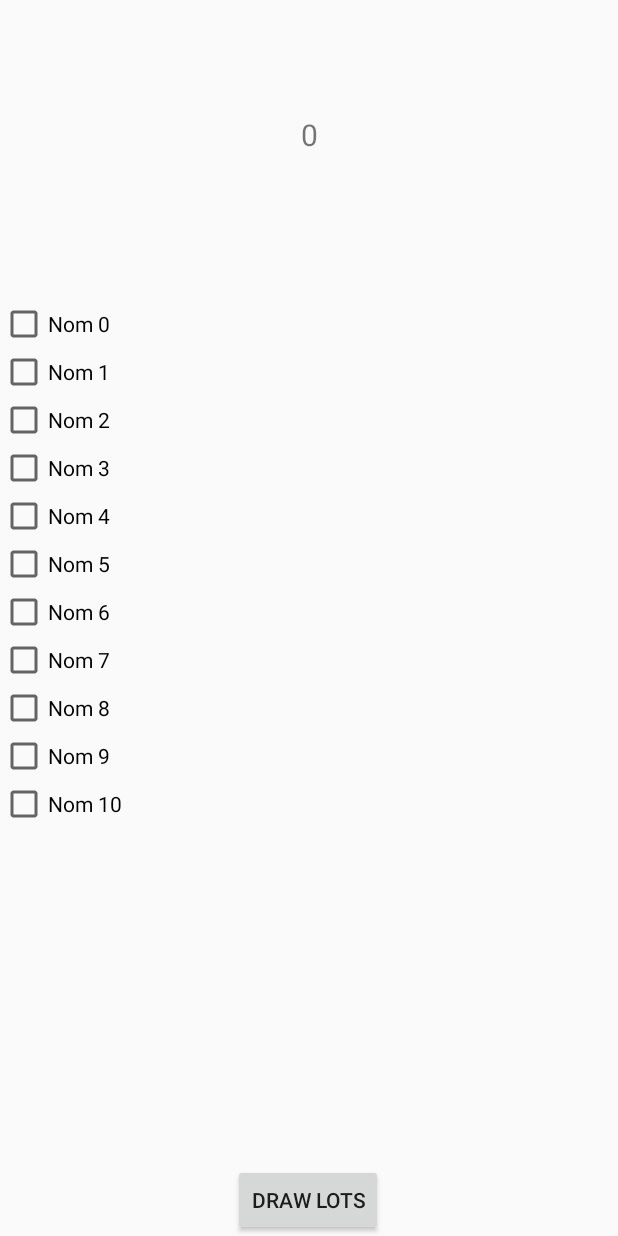
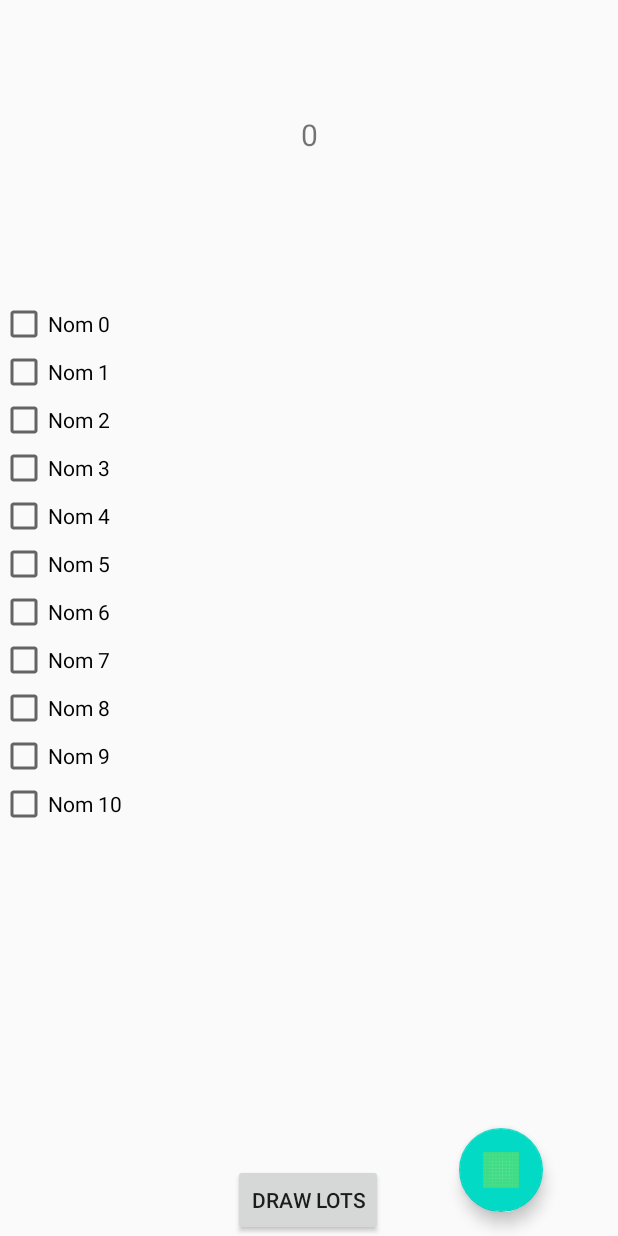
Before and after one commit to Liscare/RandomTeams, an Android app: the PlayersList screen opened through its navigation route, on a phone screen of 412 x 824 dp. Run offline under Robolectric (Android 15) with nearby library versions, the phone set to English and light mode, and no system bars.

Commit message:
New fragment to edit a player

```diff
--- a/app/build.gradle
+++ b/app/build.gradle
@@ -11,7 +11,7 @@ android {
         minSdkVersion 16
         targetSdkVersion 28
         versionCode 1
-        versionName "1.0"
+        versionName "Alpha-0.1"
 
         testInstrumentationRunner "androidx.test.runner.AndroidJUnitRunner"
     }
@@ -41,6 +41,9 @@ dependencies {
     implementation 'androidx.navigation:navigation-fragment-ktx:2.3.1'
     implementation 'androidx.navigation:navigation-ui-ktx:2.3.1'
     implementation "androidx.recyclerview:recyclerview:1.1.0"
+    implementation 'androidx.legacy:legacy-support-v4:1.0.0'
+    implementation 'androidx.lifecycle:lifecycle-extensions:2.1.0'
+    implementation 'androidx.lifecycle:lifecycle-viewmodel-ktx:2.1.0'
     testImplementation 'junit:junit:4.12'
     androidTestImplementation 'androidx.test.ext:junit:1.1.2'
     androidTestImplementation 'androidx.test.espresso:espresso-core:3.3.0'
--- a/app/src/main/java/com/liscare/android/randomteams/PlayersList.kt
+++ b/app/src/main/java/com/liscare/android/randomteams/PlayersList.kt
@@ -7,16 +7,26 @@ import android.view.ViewGroup
 import android.widget.Button
 import android.widget.TextView
 import androidx.fragment.app.Fragment
+import androidx.fragment.app.activityViewModels
 import androidx.navigation.fragment.findNavController
 import androidx.recyclerview.widget.LinearLayoutManager
 import androidx.recyclerview.widget.RecyclerView
+import com.google.android.material.floatingactionbutton.FloatingActionButton
 
-class PlayersList() : Fragment() {
+/**
+ * Fragment displaying all players
+ * Those players are selectable to create random teams.
+ *
+ * @author Lilian Braud
+ */
+class PlayersList() : Fragment(), View.OnClickListener {
 
     private lateinit var recyclerView: RecyclerView
     private lateinit var viewAdapter: PlayerAdapter
     private lateinit var viewManager: RecyclerView.LayoutManager
     private lateinit var counter: TextView
+
+    private val model: PlayerViewModel by activityViewModels()
 
     override fun onCreateView(
             inflater: LayoutInflater, container: ViewGroup?,
@@ -38,6 +48,12 @@ class PlayersList() : Fragment() {
             adapter = viewAdapter
         }
         counter = view.findViewById(R.id.text_counter)
+
+        // Go to EditPlayerFragment
+        view.findViewById<FloatingActionButton>(R.id.fab).setOnClickListener {
+            model.select(Player())
+            findNavController().navigate(R.id.action_PlayersList_to_editPlayerFragment)
+        }
     }
 
     override fun onCreate(savedInstanceState: Bundle?) {
@@ -56,4 +72,8 @@ class PlayersList() : Fragment() {
         counter.text = DataBase.getCountSelectedPlayers().toString()
         viewAdapter.notifyDataSetChanged()
     }
+
+    override fun onClick(v: View?) {
+        viewAdapter.notifyDataSetChanged()
+    }
 }
--- a/app/src/main/res/layout/players_list_fragment.xml
+++ b/app/src/main/res/layout/players_list_fragment.xml
@@ -42,4 +42,16 @@
         app:layout_constraintTop_toTopOf="parent"
         android:gravity="center_horizontal" />
 
+    <com.google.android.material.floatingactionbutton.FloatingActionButton
+        android:id="@+id/fab"
+        android:layout_width="wrap_content"
+        android:layout_height="wrap_content"
+        android:layout_gravity="end|bottom"
+        android:layout_margin="16dp"
+        android:contentDescription="Add player"
+        android:src="@drawable/ic_launcher_background"
+        app:layout_constraintBottom_toBottomOf="parent"
+        app:layout_constraintEnd_toEndOf="parent"
+        app:layout_constraintStart_toEndOf="@+id/button_second" />
+
 </androidx.constraintlayout.widget.ConstraintLayout>
--- a/app/src/main/res/navigation/nav_graph.xml
+++ b/app/src/main/res/navigation/nav_graph.xml
@@ -24,5 +24,17 @@
         <action
             android:id="@+id/action_playersList_to_home"
             app:destination="@id/Home" />
+        <action
+            android:id="@+id/action_PlayersList_to_editPlayerFragment"
+            app:destination="@id/editPlayerFragment" />
+    </fragment>
+    <fragment
+        android:id="@+id/editPlayerFragment"
+        android:name="com.liscare.android.randomteams.EditPlayerFragment"
+        android:label="edit_player_fragment"
+        tools:layout="@layout/edit_player_fragment" >
+        <action
+            android:id="@+id/action_editPlayerFragment_to_PlayersList"
+            app:destination="@id/PlayersList" />
     </fragment>
 </navigation>
```
Also changed, not shown: app/src/main/java/com/liscare/android/randomteams/EditPlayerFragment.kt (added, +44 -0 lines), app/src/main/java/com/liscare/android/randomteams/PlayerViewModel.kt (added, +13 -0 lines), app/src/main/res/layout/edit_player_fragment.xml (added, +38 -0 lines).
